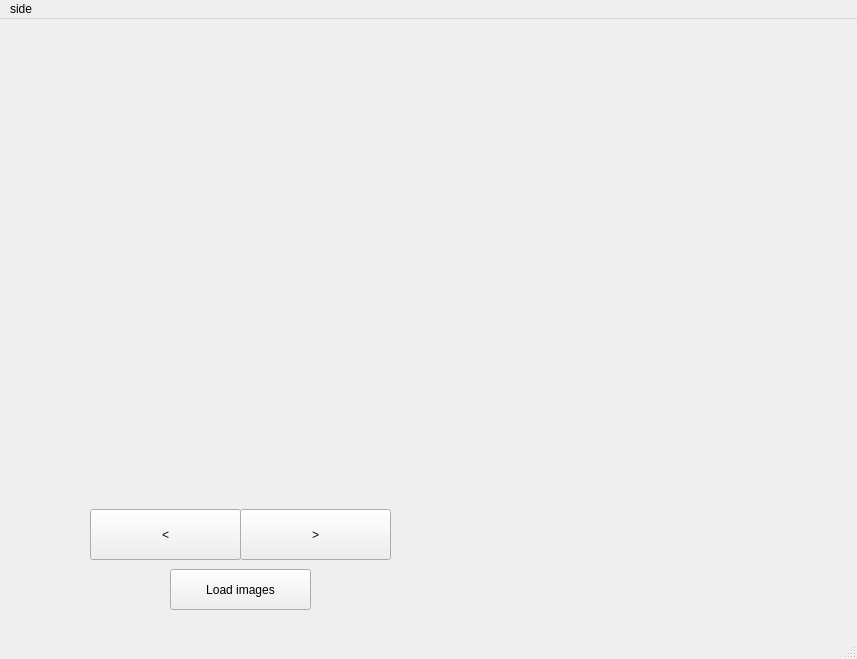
Old version of the form GUI_design.ui in the repository foxnotnews/Image-Gallery-And-Editor.
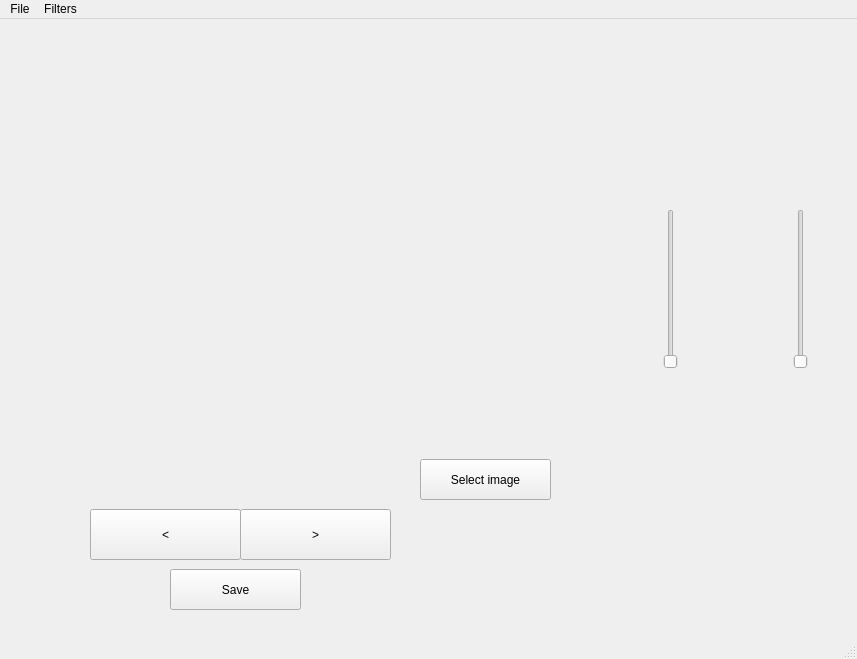
New version of the form. Icons and pictures are not drawn.

Commit message: laod folder added and specific selection of images that have been loaeded

The edit to the form file:
```diff
--- a/GUI_design.ui
+++ b/GUI_design.ui
@@ -40,19 +40,6 @@
      <string>&gt;</string>
     </property>
    </widget>
-   <widget class="QPushButton" name="load_image_button">
-    <property name="geometry">
-     <rect>
-      <x>170</x>
-      <y>550</y>
-      <width>141</width>
-      <height>41</height>
-     </rect>
-    </property>
-    <property name="text">
-     <string>Load images</string>
-    </property>
-   </widget>
    <widget class="QLabel" name="display_image">
     <property name="geometry">
      <rect>
@@ -87,6 +74,58 @@
      <bool>false</bool>
     </property>
    </widget>
+   <widget class="QPushButton" name="Save">
+    <property name="geometry">
+     <rect>
+      <x>170</x>
+      <y>550</y>
+      <width>131</width>
+      <height>41</height>
+     </rect>
+    </property>
+    <property name="text">
+     <string>Save</string>
+    </property>
+   </widget>
+   <widget class="QPushButton" name="Select_button">
+    <property name="geometry">
+     <rect>
+      <x>420</x>
+      <y>440</y>
+      <width>131</width>
+      <height>41</height>
+     </rect>
+    </property>
+    <property name="text">
+     <string>Select image</string>
+    </property>
+   </widget>
+   <widget class="QSlider" name="scale">
+    <property name="geometry">
+     <rect>
+      <x>660</x>
+      <y>190</y>
+      <width>22</width>
+      <height>160</height>
+     </rect>
+    </property>
+    <property name="orientation">
+     <enum>Qt::Vertical</enum>
+    </property>
+   </widget>
+   <widget class="QSlider" name="Brightness">
+    <property name="geometry">
+     <rect>
+      <x>790</x>
+      <y>190</y>
+      <width>22</width>
+      <height>160</height>
+     </rect>
+    </property>
+    <property name="orientation">
+     <enum>Qt::Vertical</enum>
+    </property>
+   </widget>
   </widget>
   <widget class="QMenuBar" name="menubar">
    <property name="geometry">
@@ -99,14 +138,23 @@
    </property>
    <widget class="QMenu" name="menuside">
     <property name="title">
-     <string>side</string>
+     <string>File</string>
     </property>
     <addaction name="separator"/>
     <addaction name="separator"/>
-    <addaction name="separator"/>
-    <addaction name="separator"/>
+    <addaction name="actionLoad_Folder"/>
+    <addaction name="actionSave"/>
+    <addaction name="actionSave_as"/>
+   </widget>
+   <widget class="QMenu" name="menuFilters">
+    <property name="title">
+     <string>Filters</string>
+    </property>
+    <addaction name="actionEdge_map"/>
+    <addaction name="actionBilinear_Upscaling"/>
    </widget>
    <addaction name="menuside"/>
+   <addaction name="menuFilters"/>
   </widget>
   <widget class="QStatusBar" name="statusbar"/>
  </widget>
```
Left out of the diff: 31 changed lines with no effect on the pictures. The commit also changes 9 other files.
